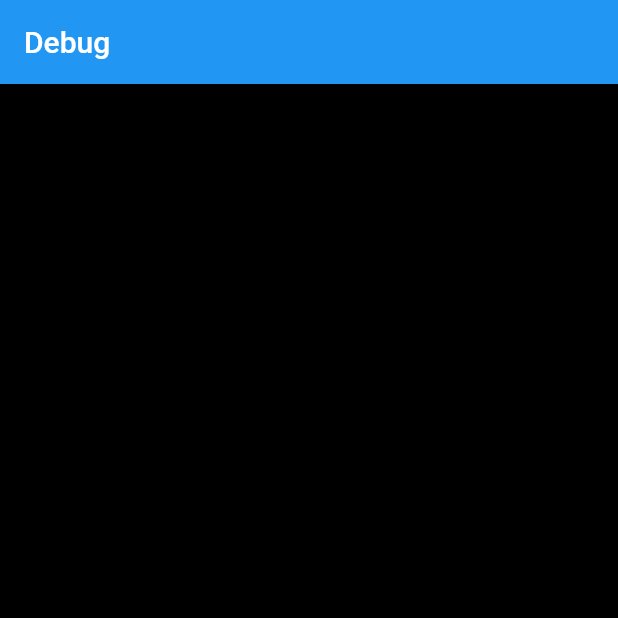
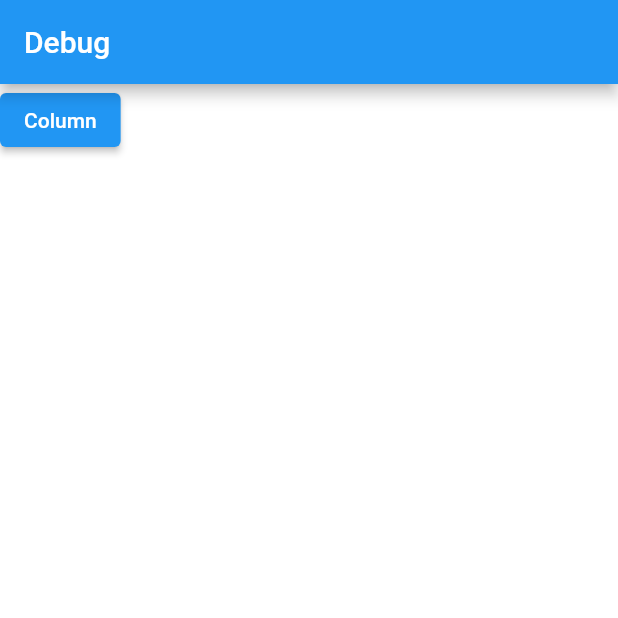
Before and after one commit to ottomossei/my-dart-lang-learning, a Flutter app: the screen it shows after launch, on a phone screen of 412 x 824 dp, the top half of it. Run offline on Flutter 3.47's test engine with Material 2 defaults, Android fonts, the phone set to English and light mode, and no system bars.

Commit message:
Add ColumnPage

```diff
--- a/flutter_project/helloworld/lib/main.dart
+++ b/flutter_project/helloworld/lib/main.dart
@@ -1,4 +1,5 @@
 import 'package:flutter/material.dart';
+import 'stl/column.dart';
 
 void main() {
   runApp(const MyApp());
@@ -11,12 +12,29 @@ class MyApp extends StatelessWidget {
   Widget build(BuildContext context) {
     return MaterialApp(
       home: Scaffold(
-        appBar: AppBar(
-          title: const Text("Debug"),
-        ),
-        backgroundColor: Colors.black,
-        body: Container(),
-      ),
+          appBar: AppBar(
+            title: const Text("Debug"),
+          ),
+          backgroundColor: Colors.white,
+          body: const MyAppPage()),
     );
   }
 }
+
+class MyAppPage extends StatelessWidget {
+  const MyAppPage({Key? key}) : super(key: key);
+
+  @override
+  Widget build(BuildContext context) {
+    return Column(
+      children: [
+        ElevatedButton(
+            onPressed: () {
+              Navigator.push(context,
+                  MaterialPageRoute(builder: (context) => const ColumnPage()));
+            },
+            child: const Text("Column"))
+      ],
+    );
+  }
+}
--- /dev/null
+++ b/flutter_project/helloworld/lib/stl/column.dart
@@ -0,0 +1,62 @@
+import 'package:flutter/material.dart';
+/*
+※ 解析に必須のツール
+「Command + Shift + P」で「Flutter: Open DevTools Widget Inspector Page」
+https://api.flutter.dev/flutter/widgets/Column-class.html
+縦方向にWidgetを重ねる
+縦方向は行けるだけ行く。（初期値：infinity）
+横方向は０スタート。
+height, widthがunconstrainedなら、それ以上大きくならない。
+*/
+
+class ColumnPage extends StatelessWidget {
+  const ColumnPage({Key? key}) : super(key: key);
+
+  @override
+  Widget build(BuildContext context) {
+    return MaterialApp(
+      home: Scaffold(
+        appBar: AppBar(title: const Text("Column")),
+        body: const ColumnBody(),
+      ),
+    );
+  }
+}
+
+class ColumnBody extends StatelessWidget {
+  const ColumnBody({Key? key}) : super(key: key);
+
+  @override
+  Widget build(BuildContext context) {
+    // height : 0~741 => 741
+    // width  : 0~390 => 9
+    return Column(
+      // mainAxisAlignment: MainAxisAlignment.center,
+      // crossAxisAlignment: CrossAxisAlignment.center,
+      children: [
+        const Text("1"),
+        Column(
+            // width : 9(unconstrained)
+            children: const [Text("2")]),
+        // width  : 7(unconstrained)
+        const Text("3"),
+        // SizedBoxの中でExpandedは使えない
+        // const SizedBoxが使える
+        const SizedBox(
+          child: Card(
+            child: Text("width=100"),
+          ),
+          width: 100,
+        ),
+        // Containerの中でExpandedは使える
+        // const Containerが使えない
+        Container(
+          child: const Card(
+            child: Text("width=200"),
+          ),
+          width: 200,
+        ),
+      ],
+    );
+  }
+}
```
